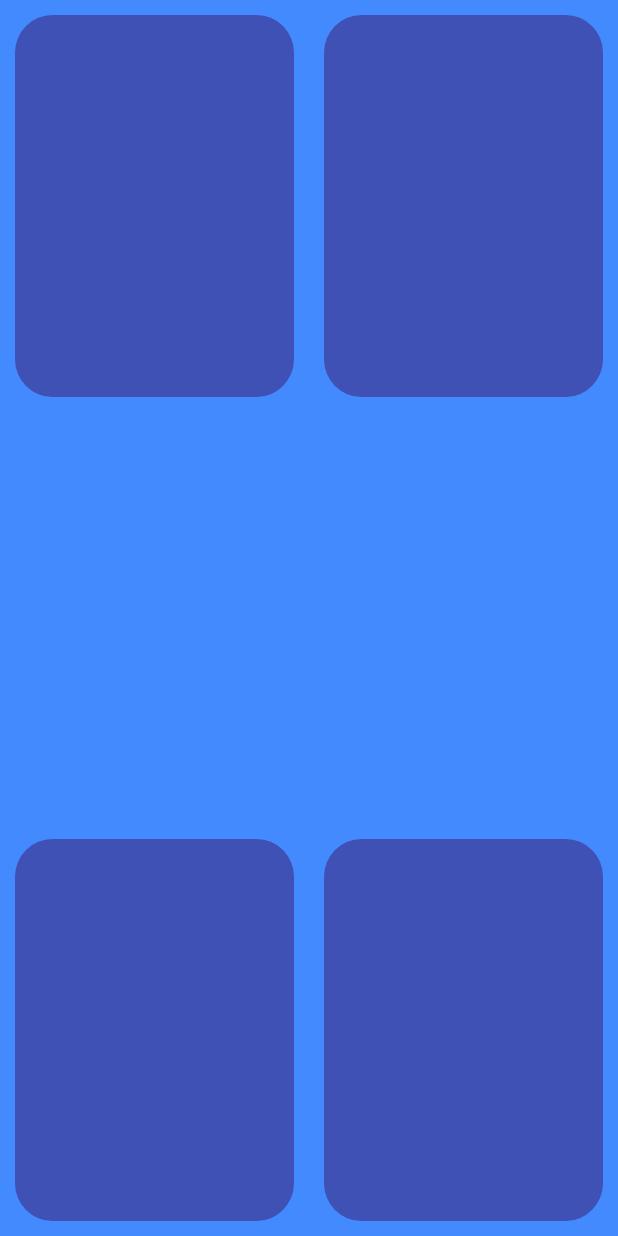
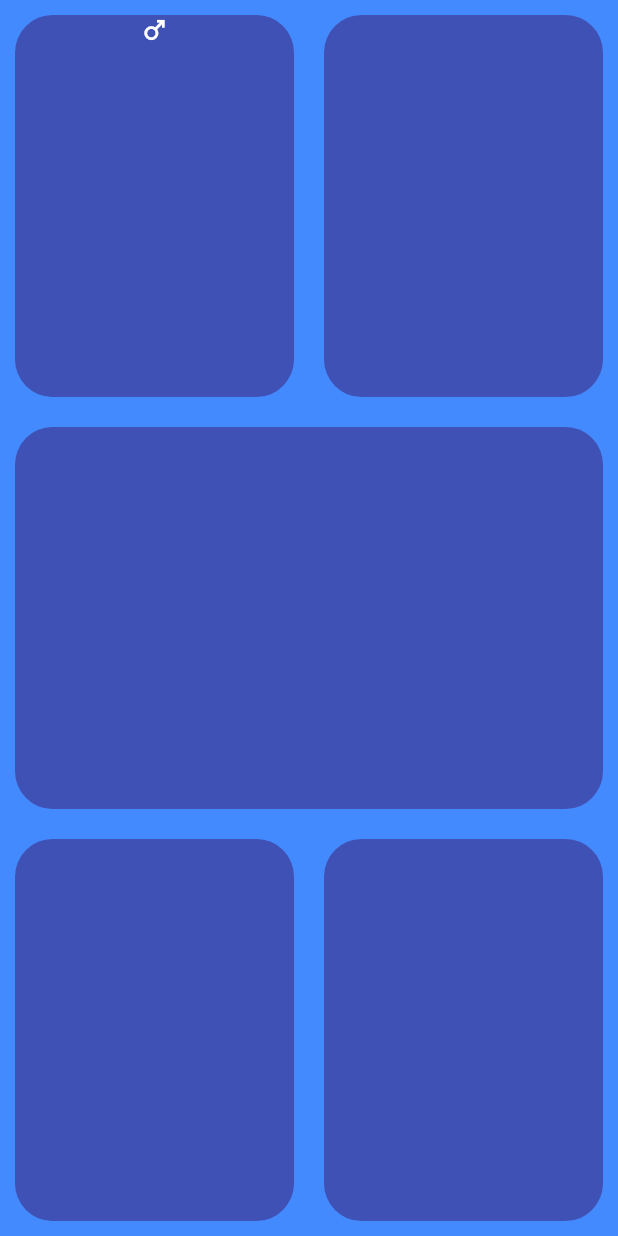
Before and after one commit to anasgamal1/BMI_Index, a Flutter app: the screen it shows after launch, on a phone screen of 412 x 824 dp. Run offline on Flutter 3.47's test engine with Material 2 defaults, Android fonts, the light colour scheme and no system bars.

Commit message:
Add Icon to first card

```diff
--- a/lib/bmi_Screen.dart
+++ b/lib/bmi_Screen.dart
@@ -6,8 +6,7 @@ class BmiScreen extends StatelessWidget {
   Widget build(BuildContext context) {
     return Scaffold(
       backgroundColor: Colors.blueAccent,
-      body: SafeArea(
-        child: Container(
+      body: SafeArea(child: Container(
           child: Column(
             children: [
               Expanded(
@@ -17,8 +16,9 @@ class BmiScreen extends StatelessWidget {
                       BmiCard(
                         cardChild: Column(
                           children: [
+                            Icon(Icons.male, size :20 , color:Colors.white),
 
-                          ],
+                            ],
                         ),
                       ),
                       BmiCard(
@@ -32,12 +32,15 @@ class BmiScreen extends StatelessWidget {
                   ),
                 ),
               ),
-              BmiCard(
-                cardChild: Column(
-                  children: [
-
-                  ],
-                ),
+              Expanded(
+                child: Container(
+                  // color: Colors.indigo,
+                  child: BmiCard(
+                    cardChild: Row(
+                      children: [],
+                    ),
+                  ),
+                )
               ),
               Expanded(
                 child: Container(
--- a/pubspec.yaml
+++ b/pubspec.yaml
@@ -28,7 +28,6 @@ dependencies:
   # The following adds the Cupertino Icons font to your application.
   # Use with the CupertinoIcons class for iOS style icons.
   cupertino_icons: ^1.0.2
-  font_awesome_flutter: ^8.11.0
 
 dev_dependencies:
   flutter_test:
```
